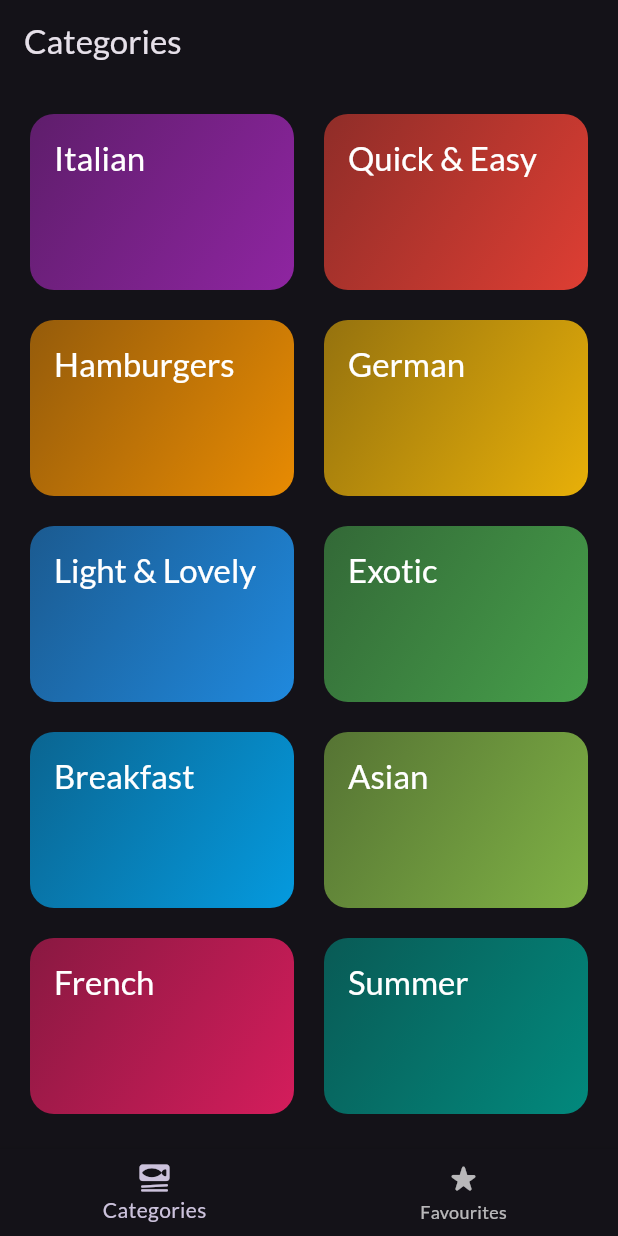
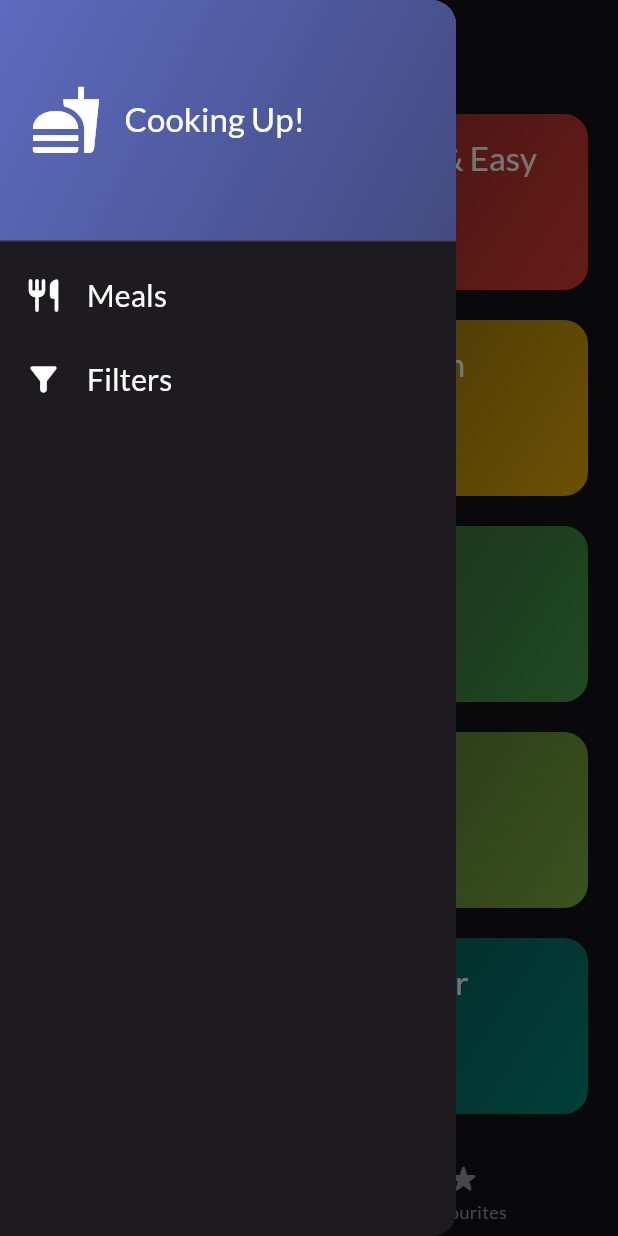
Before and after one commit to SagnikBarik/flavour_quest, a Flutter app: the screen it shows after launch, with the side drawer open (before the commit the screen has no drawer), on a phone screen of 412 x 824 dp. Run offline on Flutter 3.47's test engine with Material 3 defaults, Android fonts, the phone set to English and light mode, and no system bars; our stand-ins replace google_fonts, transparent_image.

Commit message:
added drawer

```diff
--- a/lib/screens/categories.dart
+++ b/lib/screens/categories.dart
@@ -4,17 +4,29 @@ import 'package:flavour_quest/data/dummy_data.dart';
 import 'package:flavour_quest/widgets/category_grid_item.dart';
 import 'package:flavour_quest/screens/meals.dart';
 import 'package:flavour_quest/models/category_model.dart';
+import 'package:flavour_quest/models/meal_model.dart';
 
 class CategoriesScreen extends StatelessWidget {
-  const CategoriesScreen({super.key});
+  const CategoriesScreen({
+    super.key,
+    required this.onTogglefavourite,
+  });
+
+  final void Function(Meal meal) onTogglefavourite;
 
   void _selectCategory(BuildContext context, Category category) {
-    final filteredMeals = dummyMeals.where((meal) => meal.categories.contains(category.id)).toList();
+    final filteredMeals = dummyMeals
+        .where((meal) => meal.categories.contains(category.id))
+        .toList();
 
     Navigator.push(
       context,
       MaterialPageRoute(
-        builder: (ctx) => MealsScreen(title: category.title, meals: filteredMeals),
+        builder: (ctx) => MealsScreen(
+          title: category.title,
+          meals: filteredMeals,
+          onTogglefavourite: onTogglefavourite,
+        ),
       ),
     );
   }
--- a/lib/screens/tabs.dart
+++ b/lib/screens/tabs.dart
@@ -2,8 +2,11 @@ import 'package:flutter/material.dart';
 
 import 'package:flavour_quest/screens/categories.dart';
 import 'package:flavour_quest/screens/meals.dart';
+import 'package:flavour_quest/models/meal_model.dart';
+import 'package:flavour_quest/widgets/main_drawer.dart';
+import 'package:flavour_quest/screens/filters.dart';
 
-class TabsScreen extends StatefulWidget{
+class TabsScreen extends StatefulWidget {
   const TabsScreen({super.key});
 
   @override
@@ -14,34 +17,85 @@ class TabsScreen extends StatefulWidget{
 
 class _TabsScreenState extends State<TabsScreen> {
   int selectedPageIndex = 0;
+  final List<Meal> _favouriteMeals = [];
 
-  void selectPage(int index){
+  void _showInfoMessage(String message) {
+    ScaffoldMessenger.of(context).clearSnackBars();
+    ScaffoldMessenger.of(context).showSnackBar(
+      SnackBar(
+        content: Text(message),
+      ),
+    );
+  }
+
+  void _toggleMealFavouriteStatus(Meal meal) {
+    final isExisting = _favouriteMeals.contains(meal);
+
+    if (isExisting) {
+      setState(() {
+        _favouriteMeals.remove(meal);
+      });
+      _showInfoMessage('Meal removed from favourites.');
+    } else {
+      setState(() {
+        _favouriteMeals.add(meal);
+      });
+      _showInfoMessage('Meal added to favourites.');
+    }
+  }
+
+  void selectPage(int index) {
     setState(() {
       selectedPageIndex = index;
     });
+  }
+
+  void _setScreen(String indentifier) {
+    Navigator.pop(context);
+    if (indentifier == 'filters') {
+      Navigator.of(context).push(
+        MaterialPageRoute(
+          builder: (ctx) => const FilterScreen(),
+        ),
+      );
+    }
   }
 
   @override
   Widget build(BuildContext context) {
     var activePageTitle = 'Categories';
 
-    Widget activePage = const CategoriesScreen();
-    if(selectedPageIndex == 1){
+    Widget activePage = CategoriesScreen(
+      onTogglefavourite: _toggleMealFavouriteStatus,
+    );
+    if (selectedPageIndex == 1) {
       activePageTitle = 'Favourites';
-      activePage = const MealsScreen(meals: []);
+      activePage = MealsScreen(
+        meals: _favouriteMeals,
+        onTogglefavourite: _toggleMealFavouriteStatus,
+      );
     }
 
     return Scaffold(
       appBar: AppBar(
         title: Text(activePageTitle),
       ),
+      drawer: MainDrawer(onSelectScreen: _setScreen),
       body: activePage,
       bottomNavigationBar: BottomNavigationBar(
         onTap: selectPage,
+        selectedItemColor: Colors.white,
+        unselectedItemColor: Colors.grey,
         currentIndex: selectedPageIndex,
         items: const [
-          BottomNavigationBarItem(icon: Icon(Icons.set_meal_rounded), label: 'Categories',),
-          BottomNavigationBarItem(icon: Icon(Icons.star_rate_rounded), label: 'Favourites',),
+          BottomNavigationBarItem(
+            icon: Icon(Icons.set_meal_rounded),
+            label: 'Categories',
+          ),
+          BottomNavigationBarItem(
+            icon: Icon(Icons.star_rate_rounded),
+            label: 'Favourites',
+          ),
         ],
       ),
     );
--- /dev/null
+++ b/lib/widgets/main_drawer.dart
@@ -0,0 +1,78 @@
+import 'package:flutter/material.dart';
+
+class MainDrawer extends StatelessWidget {
+  const MainDrawer({
+    super.key,
+    required this.onSelectScreen,
+  });
+
+  final void Function(String identifier) onSelectScreen;
+
+  @override
+  Widget build(BuildContext context) {
+    return Drawer(
+      child: Column(
+        children: [
+          DrawerHeader(
+            padding: const EdgeInsets.all(20),
+            decoration: BoxDecoration(
+              gradient: LinearGradient(
+                colors: [
+                  Colors.indigo.shade400,
+                  Colors.indigo.shade400.withOpacity(0.6),
+                ],
+                begin: Alignment.topLeft,
+                end: Alignment.bottomRight,
+              ),
+            ),
+            child: Row(
+              children: [
+                const Icon(
+                  Icons.fastfood,
+                  size: 48,
+                  color: Colors.white,
+                ),
+                const SizedBox(width: 15),
+                Text(
+                  'Cooking Up!',
+                  style: Theme.of(context)
+                      .textTheme
+                      .titleLarge!
+                      .copyWith(color: Colors.white),
+                ),
+              ],
+            ),
+          ),
+          ListTile(
+            leading: const Icon(Icons.restaurant_rounded,
+                size: 26, color: Colors.white),
+            title: Text(
+              'Meals',
+              style: Theme.of(context)
+                  .textTheme
+                  .titleSmall!
+                  .copyWith(color: Colors.white, fontSize: 20),
+            ),
+            onTap: () {
+              onSelectScreen('meals');
+            },
+          ),
+          ListTile(
+            leading: const Icon(Icons.filter_alt_rounded,
+                size: 26, color: Colors.white),
+            title: Text(
+              'Filters',
+              style: Theme.of(context)
+                  .textTheme
+                  .titleSmall!
+                  .copyWith(color: Colors.white, fontSize: 20),
+            ),
+            onTap: () {
+              onSelectScreen('filters');
+            },
+          ),
+        ],
+      ),
+    );
+  }
+}
```
Also changed, not shown: lib/screens/filters.dart (added, +57 -0 lines), lib/screens/meal_details.dart (+12 -1 lines), lib/screens/meals.dart (+7 -2 lines). Lines whose indentation alone changed are shown as unchanged.
